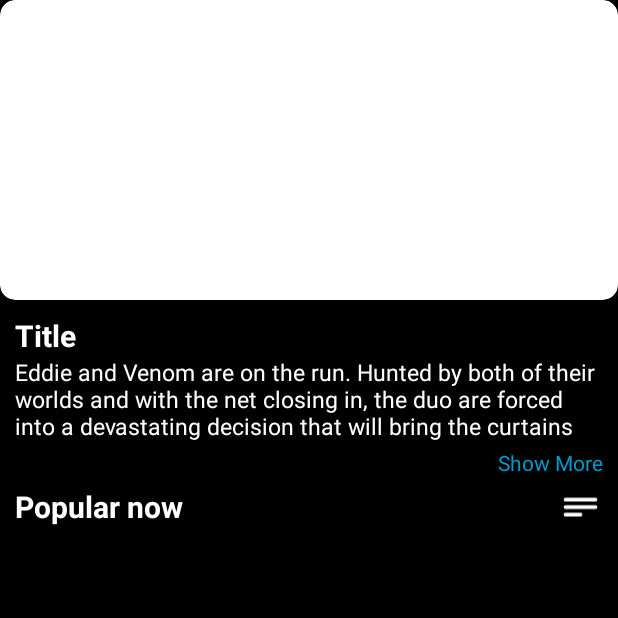
After one commit to mojahid2021/TMDB, an Android app: the MovieDetailsActivity screen opened directly, with no data from a screen before it, on a phone screen of 412 x 824 dp, the top half of it. The commit adds this screen. Run offline under Robolectric (Android 15) with nearby library versions, the phone set to English and light mode, and no system bars; our stand-ins replace Volley; network calls fail; pictures from the network do not load.

Commit message:
fixed nevigation

```diff
--- /dev/null
+++ b/app/src/main/java/com/horizonhunters/tmdb/Activity/MovieDetailsActivity.java
@@ -0,0 +1,145 @@
+package com.horizonhunters.tmdb.Activity;
+
+import static com.horizonhunters.tmdb.Connstant.API_KEY;
+import static com.horizonhunters.tmdb.Connstant.BASE_URL;
+
+import android.content.Intent;
+import android.os.Bundle;
+import android.util.Log;
+import android.widget.ImageView;
+import android.widget.TextView;
+import android.widget.Toast;
+
+import androidx.appcompat.app.AppCompatActivity;
+import androidx.recyclerview.widget.LinearLayoutManager;
+import androidx.recyclerview.widget.RecyclerView;
+
+import com.android.volley.Request;
+import com.android.volley.Response;
+import com.android.volley.toolbox.JsonObjectRequest;
+import com.android.volley.toolbox.Volley;
+import com.bumptech.glide.Glide;
+import com.horizonhunters.tmdb.R;
+import com.horizonhunters.tmdb.genres.GenresAdapter;
+
+import org.json.JSONArray;
+import org.json.JSONException;
+import org.json.JSONObject;
+
+import java.util.ArrayList;
+import java.util.List;
+
+public class MovieDetailsActivity extends AppCompatActivity {
+    private TextView title;
+    private TextView movieOverview;
+    private TextView movieRating;
+    private TextView movieReleaseDate;
+    private ImageView backDrop;
+    private List<String> genreList = new ArrayList<>();
+    private GenresAdapter genresAdapter;
+    private RecyclerView genresRecyclerView;
+
+    private String id; // Default id
+
+    @Override
+    protected void onCreate(Bundle savedInstanceState) {
+        super.onCreate(savedInstanceState);
+        setContentView(R.layout.activity_movie_details);
+
+        // Initialize the views
+        backDrop = findViewById(R.id.backDrop);
+        title = findViewById(R.id.title);
+        movieOverview = findViewById(R.id.movieOverview);
+        // movieRating = findViewById(R.id.movieRating);  // Uncomment if needed
+        // movieReleaseDate = findViewById(R.id.movieReleaseDate);  // Uncomment if needed
+        genresRecyclerView = findViewById(R.id.genresRecyclerView);  // RecyclerView for genres
+
+        genresRecyclerView.setLayoutManager(new LinearLayoutManager(this, LinearLayoutManager.HORIZONTAL, false));
+
+        // Get movie ID from Intent
+        Intent intent = getIntent();
+        id = intent.getStringExtra("movieId");  // Initialize id here
+
+        Log.d("MovieDetailsActivity", "Received Movie ID: " + id);  // Ensure it's logged
+
+        // If ID is missing, log an error
+        if (id == null) {
+            Log.e("MovieDetailsActivity", "ID is missing or null");
+            Toast.makeText(this, "Error: Movie ID is missing", Toast.LENGTH_SHORT).show();
+            return;
+        } else {
+            Log.d("MovieDetailsActivity", "Received ID: " + id);
+        }
+
+        // Fetch movie details
+        fetchMovieDetails();
+    }
+
+    private void fetchMovieDetails() {
+        // Prepare the API URL with the movie ID
+        String Url = BASE_URL + "movie/" + id + "?language=en-US&api_key=" + API_KEY;
+        Log.d("MovieDetailsActivity", "API URL: " + Url);
+
+        // Make the network request using Volley
+        JsonObjectRequest jsonObjectRequest = new JsonObjectRequest(
+                Request.Method.GET,
+                Url,
+                null,
+                new Response.Listener<JSONObject>() {
+                    @Override
+                    public void onResponse(JSONObject response) {
+                        try {
+                            // Extract details from the response JSON
+                            String getTitle = response.getString("title");
+                            String overview = response.getString("overview");
+                            String releaseDate = response.getString("release_date");
+                            double rating = response.getDouble("vote_average");
+                            String backdropPath = response.getString("backdrop_path");
+                            String posterPath = response.getString("poster_path");
+                            // Extract genres
+                            JSONArray genresArray = response.getJSONArray("genres");
+                            genreList.clear();  // Clear the existing list
+                            for (int i = 0; i < genresArray.length(); i++) {
+                                JSONObject genreObject = genresArray.getJSONObject(i);
+                                String genreName = genreObject.getString("name");
+                                genreList.add(genreName);  // Add genre to the list
+                            }
+                            // Set the extracted data to the UI elements
+                            title.setText(getTitle);
+                            movieOverview.setText(overview);
+                            // movieRating.setText("Rating: " + rating);  // Display the rating
+                            // movieReleaseDate.setText("Release Date: " + releaseDate);  // Display the release date
+                            // Set up the genres RecyclerView
+                            genresAdapter = new GenresAdapter(genreList);
+                            genresRecyclerView.setAdapter(genresAdapter);
+                            // Load images using Glide
+                            if (backdropPath != null && !backdropPath.isEmpty()) {
+                                String backdropUrl = "https://image.tmdb.org/t/p/w1280" + backdropPath;
+                                Glide.with(MovieDetailsActivity.this)
+                                        .load(backdropUrl)
+                                        .into(backDrop);
+                            } else {
+                                Log.e("MovieDetailsActivity", "Backdrop path is empty");
+                            }
+
+                        } catch (JSONException e) {
+                            // Handle JSON parsing error
+                            Toast.makeText(MovieDetailsActivity.this, "Error parsing movie details", Toast.LENGTH_SHORT).show();
+                            Log.e("MovieDetailsActivity", "JSON parsing error", e);
+                        }
+                    }
+                },
+                new Response.ErrorListener() {
+                    @Override
+                    public void onErrorResponse(com.android.volley.VolleyError error) {
+                        // Handle error in the network request
+                        Toast.makeText(MovieDetailsActivity.this, "Error fetching data", Toast.LENGTH_SHORT).show();
+                        Log.e("MovieDetailsActivity", "Network error", error);
+                    }
+                }
+        );
+
+        // Add the request to the request queue
+        Volley.newRequestQueue(this).add(jsonObjectRequest);
+    }
+}
--- /dev/null
+++ b/app/src/main/res/layout/activity_movie_details.xml
@@ -0,0 +1,100 @@
+<?xml version="1.0" encoding="utf-8"?>
+<RelativeLayout xmlns:android="http://schemas.android.com/apk/res/android"
+    xmlns:app="http://schemas.android.com/apk/res-auto"
+    xmlns:tools="http://schemas.android.com/tools"
+    android:id="@+id/main"
+    android:background="@color/black"
+    android:layout_width="match_parent"
+    android:layout_height="match_parent"
+    tools:context=".Activity.MovieDetailsActivity">
+    <LinearLayout
+        android:layout_width="match_parent"
+        android:layout_height="match_parent"
+        android:orientation="vertical">
+        <androidx.cardview.widget.CardView
+            android:layout_width="match_parent"
+            app:cardCornerRadius="10dp"
+            android:layout_height="200dp">
+            <ImageView
+                android:id="@+id/backDrop"
+                android:layout_width="match_parent"
+                android:scaleType="centerCrop"
+                android:layout_height="match_parent"/>
+            <LinearLayout
+                android:layout_width="match_parent"
+                android:layout_height="match_parent">
+
+            </LinearLayout>
+        </androidx.cardview.widget.CardView>
+        <LinearLayout
+            android:layout_width="match_parent"
+            android:layout_marginTop="10dp"
+            android:layout_marginStart="10dp"
+            android:layout_marginEnd="10dp"
+            android:orientation="vertical"
+            android:layout_height="wrap_content">
+            <TextView
+                android:id="@+id/title"
+                android:layout_width="wrap_content"
+                android:layout_height="wrap_content"
+                android:textSize="20sp"
+                android:textColor="@color/white"
+                android:textStyle="bold"
+                android:text="Title"/>
+            <LinearLayout
+                android:layout_width="match_parent"
+                android:layout_height="wrap_content">
+                <androidx.recyclerview.widget.RecyclerView
+                    android:id="@+id/genresRecyclerView"
+                    android:layout_width="match_parent"
+                    android:layout_height="wrap_content"
+                    android:orientation="horizontal"/>
+
+            </LinearLayout>
+            <LinearLayout
+                android:layout_width="match_parent"
+                android:orientation="vertical"
+                android:layout_height="wrap_content">
+
+                <TextView
+                    android:id="@+id/movieOverview"
+                    android:layout_width="wrap_content"
+                    android:layout_height="wrap_content"
+                    android:textSize="15sp"
+                    android:textStyle="normal"
+                    android:textColor="@color/white"
+                    android:maxLines="3"
+                    android:text="Eddie and Venom are on the run. Hunted by both of their worlds and with the net closing in, the duo are forced into a devastating decision that will bring the curtains down on Venom and Eddie's last dance."/>
+                <TextView
+                    android:id="@+id/showMoreTextView"
+                    android:layout_width="wrap_content"
+                    android:layout_height="wrap_content"
+                    android:text="Show More"
+                    android:layout_gravity="right"
+                    android:textColor="@android:color/holo_blue_dark"
+                    android:paddingTop="4dp"/>
+            </LinearLayout>
+           </LinearLayout>
+        <LinearLayout
+            android:layout_width="match_parent"
+            android:layout_height="40sp"
+            android:orientation="horizontal">
+            <TextView
+                android:layout_width="0dp"
+                android:layout_height="wrap_content"
+                android:textColor="@color/white"
+                android:layout_gravity="center"
+                android:textSize="20sp"
+                android:layout_weight="1"
+                android:layout_marginStart="10dp"
+                android:textStyle="bold"
+                android:text="Popular now"/>
+            <ImageView
+                android:layout_width="30dp"
+                android:layout_height="match_parent"
+                android:src="@drawable/ic_menu2"
+                android:layout_marginEnd="10dp"
+                android:tint="@color/white"/>
+        </LinearLayout>
+    </LinearLayout>
+</RelativeLayout>
```
Also changed, not shown: app/src/main/AndroidManifest.xml (+5 -4 lines), app/src/main/java/com/horizonhunters/tmdb/genres/GenresAdapter.java (added, +48 -0 lines), app/src/main/java/com/horizonhunters/tmdb/home/HomeFragment.java (+5 -4 lines), app/src/main/java/com/horizonhunters/tmdb/home/Movies/Content3.java (+4 -4 lines), app/src/main/java/com/horizonhunters/tmdb/home/Movies/ContentAdapter3.java (+14 -0 lines), app/src/main/java/com/horizonhunters/tmdb/home/Popular/Content2.java (+4 -4 lines), app/src/main/java/com/horizonhunters/tmdb/home/Trending/Today/Content.java (+4 -4 lines), app/src/main/java/com/horizonhunters/tmdb/home/Trending/Today/ContentAdapter.java (+11 -1 lines), app/src/main/java/com/horizonhunters/tmdb/home/TvSeries/Content4.java (+4 -4 lines), app/src/main/res/drawable/genres_shape.xml (added, +8 -0 lines), app/src/main/res/layout/genre_item.xml (added, +23 -0 lines).
